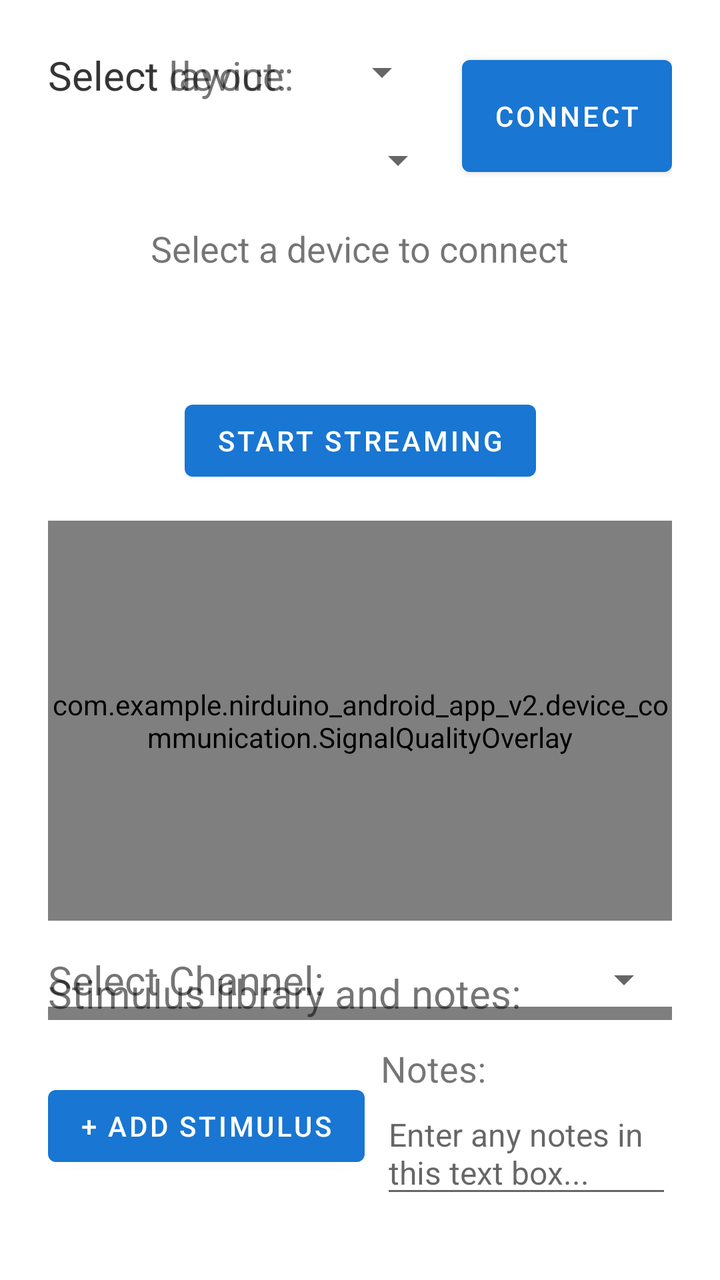
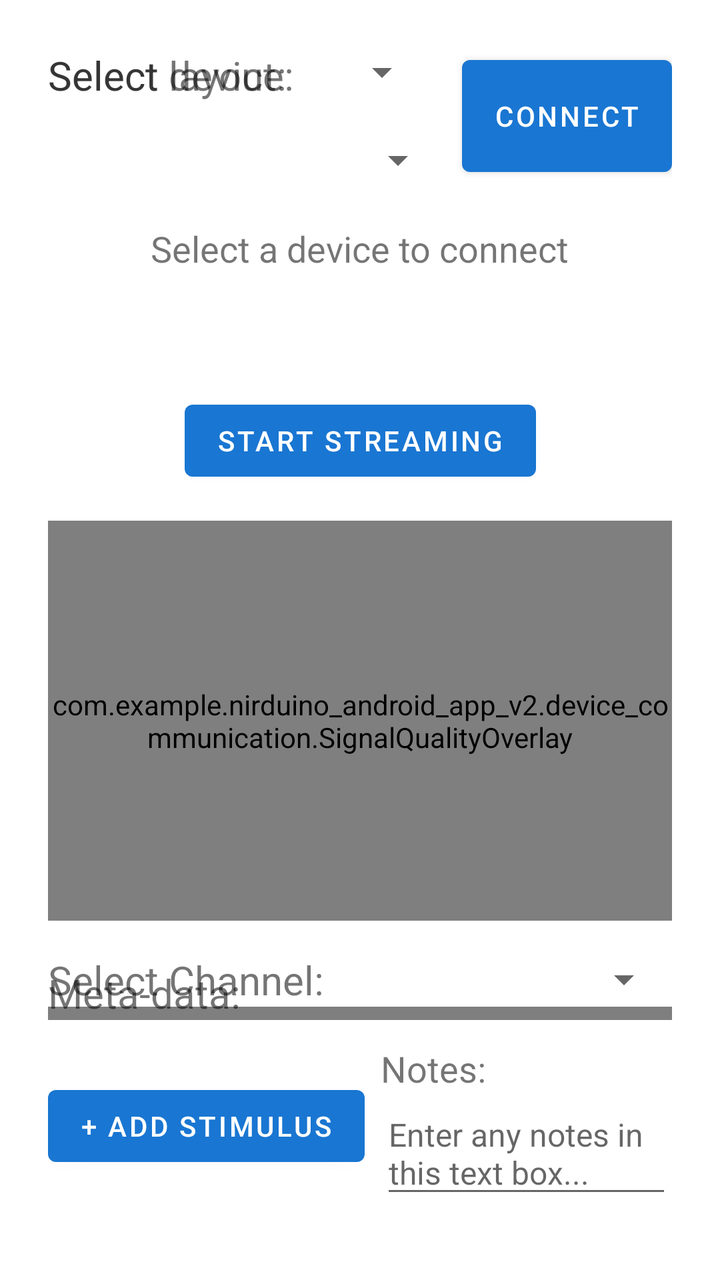

Compare the two renders of this Android layout. The source of the first and the diff that turns it into the second are given below.
<!-- AndroidManifest.xml: application theme Theme.NIRDuino_Android_App_v2 -->
<!-- res/layout/activity_stream_fnirs_data.xml -->
<?xml version="1.0" encoding="utf-8"?>
<androidx.constraintlayout.widget.ConstraintLayout
    xmlns:android="http://schemas.android.com/apk/res/android"
    xmlns:app="http://schemas.android.com/apk/res-auto"
    android:id="@+id/layout_root"
    android:layout_width="match_parent"
    android:layout_height="match_parent"
    android:padding="24dp">

    
    <androidx.constraintlayout.widget.ConstraintLayout
        android:id="@+id/group_device_layout"
        android:layout_width="0dp"
        android:layout_height="wrap_content"
        app:layout_constraintTop_toTopOf="parent"
        app:layout_constraintStart_toStartOf="parent"
        app:layout_constraintEnd_toStartOf="@id/btn_connect"
        android:layout_marginEnd="8dp">

        
        <TextView
            android:id="@+id/label_select_device"
            android:layout_width="wrap_content"
            android:layout_height="wrap_content"
            android:text="Select device:"
            android:textSize="@dimen/font_size_header2"
            app:layout_constraintTop_toTopOf="parent"
            app:layout_constraintStart_toStartOf="parent"
            app:layout_constraintBaseline_toBaselineOf="@id/spinner_aliases"
            android:layout_marginEnd="8dp"/>

        <Spinner
            android:id="@+id/spinner_aliases"
            android:layout_width="0dp"
            android:layout_height="wrap_content"
            android:spinnerMode="dropdown"
            app:layout_constraintStart_toEndOf="@id/label_select_device"
            app:layout_constraintEnd_toEndOf="parent"
            app:layout_constraintTop_toTopOf="@id/label_select_device"
            android:layout_marginEnd="8dp"/>

        
        <TextView
            android:id="@+id/label_select_layout"
            android:layout_width="wrap_content"
            android:layout_height="wrap_content"
            android:text="Select layout:"
            android:textSize="@dimen/font_size_header2"
            app:layout_constraintTop_toBottomOf="@id/spinner_aliases"
            app:layout_constraintStart_toStartOf="parent"
            app:layout_constraintBaseline_toBaselineOf="@id/spinner_layouts"
            android:layout_marginTop="@dimen/font_size_header2"
            android:layout_marginEnd="8dp"/>

        <Spinner
            android:id="@+id/spinner_layouts"
            android:layout_width="0dp"
            android:layout_height="wrap_content"
            android:spinnerMode="dropdown"
            app:layout_constraintTop_toBottomOf="@id/spinner_aliases"
            app:layout_constraintStart_toEndOf="@id/label_select_layout"
            app:layout_constraintEnd_toEndOf="parent"
            android:layout_marginTop="@dimen/font_size_header2"/>

    </androidx.constraintlayout.widget.ConstraintLayout>

    
    <Button
        android:id="@+id/btn_connect"
        android:layout_width="wrap_content"
        android:layout_height="0dp"
        android:text="Connect"
        app:layout_constraintTop_toTopOf="@id/group_device_layout"
        app:layout_constraintBottom_toBottomOf="@id/group_device_layout"
        app:layout_constraintEnd_toEndOf="parent" />

    
    <TextView
        android:id="@+id/text_status"
        android:layout_width="wrap_content"
        android:layout_height="wrap_content"
        android:text="Select a device to connect"
        android:textSize="@dimen/font_size_header3"
        android:layout_marginTop="@dimen/font_size_header2"
        app:layout_constraintTop_toBottomOf="@id/group_device_layout"
        app:layout_constraintStart_toStartOf="parent"
        app:layout_constraintEnd_toEndOf="parent" />

    <LinearLayout
        android:id="@+id/timerBar"
        android:layout_width="match_parent"
        android:layout_height="48dp"
        android:orientation="horizontal"
        app:layout_constraintTop_toBottomOf="@id/text_status"
        app:layout_constraintBottom_toTopOf="@id/btn_stream_toggle"
        android:layout_margin="@dimen/font_size_footnote"
        android:weightSum="3">

        
        <ImageView
            android:id="@+id/image_signal"
            android:layout_width="48dp"
            android:layout_height="48dp"
            android:src="@drawable/signal_level2"
            android:layout_weight="1"
            app:tint="@color/white" />

        
        <TextView
            android:id="@+id/text_timer"
            android:layout_width="wrap_content"
            android:layout_height="wrap_content"
            android:text=""
            app:layout_constraintTop_toBottomOf="@id/group_device_layout"
            android:textSize="@dimen/font_size_header2"
            android:textStyle="italic|bold"
            android:textAlignment="center"
            android:layout_weight="1"/>

        <ImageView
            android:id="@+id/image_battery"
            android:layout_width="48dp"
            android:layout_height="48dp"
            android:src="@drawable/battery_level5"
            android:layout_weight="1"
            app:tint="@color/white" />

    </LinearLayout>

    <Button
        android:id="@+id/btn_stream_toggle"
        android:layout_width="wrap_content"
        android:layout_height="wrap_content"
        android:text="Start Streaming"
        app:layout_constraintTop_toBottomOf="@id/timerBar"
        app:layout_constraintStart_toStartOf="parent"
        app:layout_constraintEnd_toEndOf="parent" />

    <com.example.nirduino_android_app_v2.device_communication.SignalQualityOverlay
        android:id="@+id/sqi_overlay"
        android:layout_width="match_parent"
        android:layout_height="200dp"
        android:layout_marginTop="16dp"
        android:background="#220000FF"
        app:layout_constraintTop_toBottomOf="@id/btn_stream_toggle"
 />

    
    <LinearLayout
        android:id="@+id/channel_spinner_row"
        android:layout_width="match_parent"
        android:layout_height="wrap_content"
        android:orientation="horizontal"
        android:gravity="center_vertical"
        android:layout_marginBottom="8dp"
        android:layout_marginTop="16dp"
        app:layout_constraintTop_toBottomOf="@id/sqi_overlay">

        <TextView
            android:id="@+id/label_select_channel"
            android:layout_width="wrap_content"
            android:layout_height="wrap_content"
            android:text="Select Channel:"
            android:textSize="@dimen/font_size_header2"
            android:layout_marginEnd="8dp" />

        <Spinner
            android:id="@+id/spinner_channels"
            android:layout_width="0dp"
            android:layout_height="wrap_content"
            android:layout_weight="1"
            android:spinnerMode="dropdown" />

    </LinearLayout>

    
    <com.example.nirduino_android_app_v2.device_communication.ChannelPlotView
        android:id="@+id/channel_plot_view"
        android:layout_width="match_parent"
        android:layout_height="300dp"
        android:background="@color/white"
        app:layout_constraintTop_toBottomOf="@id/channel_spinner_row"
        app:layout_constraintStart_toStartOf="parent"
        app:layout_constraintEnd_toEndOf="parent"/>

    <TextView
        android:layout_width="match_parent"
        android:layout_height="wrap_content"
        android:text="Stimulus library and notes:"
        app:layout_constraintBottom_toTopOf="@id/stimulus_bar"
        android:textSize="@dimen/font_size_header2"/>

    <LinearLayout
        android:id="@+id/stimulus_bar"
        android:layout_width="0dp"
        android:layout_height="wrap_content"
        android:orientation="horizontal"
        android:gravity="center_vertical"
        android:paddingTop="12dp"
        android:paddingBottom="12dp"
        android:layout_marginTop="24dp"
        app:layout_constraintBottom_toBottomOf="parent"
        app:layout_constraintStart_toStartOf="parent"
        app:layout_constraintEnd_toEndOf="parent"
        android:background="@color/white"
        android:baselineAligned="false"
        android:scrollbars="horizontal">

        

        <Button
            android:id="@+id/btn_add_stimulus"
            android:layout_width="wrap_content"
            android:layout_height="wrap_content"
            android:text="+ Add stimulus"
            android:textSize="14sp"
            android:layout_marginEnd="8dp" />

        <LinearLayout
            android:orientation="vertical"
            android:layout_width="wrap_content"
            android:layout_height="wrap_content">

            <TextView
                android:layout_width="wrap_content"
                android:layout_height="wrap_content"
                android:text= "Notes:"
                android:textSize="@dimen/font_size_header3"/>

            <EditText
                android:layout_width="wrap_content"
                android:layout_height="wrap_content"
                android:hint="Enter any notes in this text box..."
                android:textSize="@dimen/font_size_paragraph"
                />

        </LinearLayout>

    </LinearLayout>

</androidx.constraintlayout.widget.ConstraintLayout>
<!-- resources referenced by this layout -->
<resources>
  <color name="white">#FFFFFFFF</color>
  <dimen name="font_size_footnote">12sp</dimen>
  <dimen name="font_size_header2">20sp</dimen>
  <dimen name="font_size_header3">18sp</dimen>
  <dimen name="font_size_paragraph">16sp</dimen>
  <!-- drawable battery_level5 (drawable) -->
  <vector xmlns:android="http://schemas.android.com/apk/res/android"
      android:width="24dp"
      android:height="24dp"
      android:viewportWidth="960"
      android:viewportHeight="960">
    <path
        android:pathData="M160,720q-50,0 -85,-35t-35,-85v-240q0,-50 35,-85t85,-35h540q50,0 85,35t35,85v240q0,50 -35,85t-85,35L160,720ZM560,640h140q17,0 28.5,-11.5T740,600v-240q0,-17 -11.5,-28.5T700,320L560,320v320ZM860,580v-200h20q17,0 28.5,11.5T920,420v120q0,17 -11.5,28.5T880,580h-20Z"
        android:fillColor="#e3e3e3"/>
  </vector>
  <!-- drawable signal_level2 (drawable) -->
  <vector xmlns:android="http://schemas.android.com/apk/res/android"
      android:width="24dp"
      android:height="24dp"
      android:viewportWidth="960"
      android:viewportHeight="960">
    <path
        android:pathData="m80,880 l800,-800v800L80,880ZM520,800h280v-526L520,554v246Z"
        android:fillColor="#e3e3e3"/>
  </vector>
  <style name="Theme.NIRDuino_Android_App_v2" parent="Theme.MaterialComponents.Light.NoActionBar">
          
          <item name="colorPrimary">#1976D2</item>
          <item name="colorPrimaryVariant">#1976D2</item> 
          <item name="colorOnPrimary">#FFFFFF</item>
          <item name="colorSecondary">#D81B60</item>
          <item name="colorSecondaryVariant">#C2185B</item> 
          <item name="colorOnSecondary">#FFFFFF</item>
      </style>
</resources>

<!-- the commit's change to res/layout/activity_stream_fnirs_data.xml (unified diff, before → after) -->
@@ -186,7 +186,7 @@
     <TextView
         android:layout_width="match_parent"
         android:layout_height="wrap_content"
-        android:text="Stimulus library and notes:"
+        android:text="Meta-data:"
         app:layout_constraintBottom_toTopOf="@id/stimulus_bar"
         android:textSize="@dimen/font_size_header2"/>
 
@@ -228,6 +228,7 @@
                 android:textSize="@dimen/font_size_header3"/>
 
             <EditText
+                android:id="@+id/notebox"
                 android:layout_width="wrap_content"
                 android:layout_height="wrap_content"
                 android:hint="Enter any notes in this text box..."
